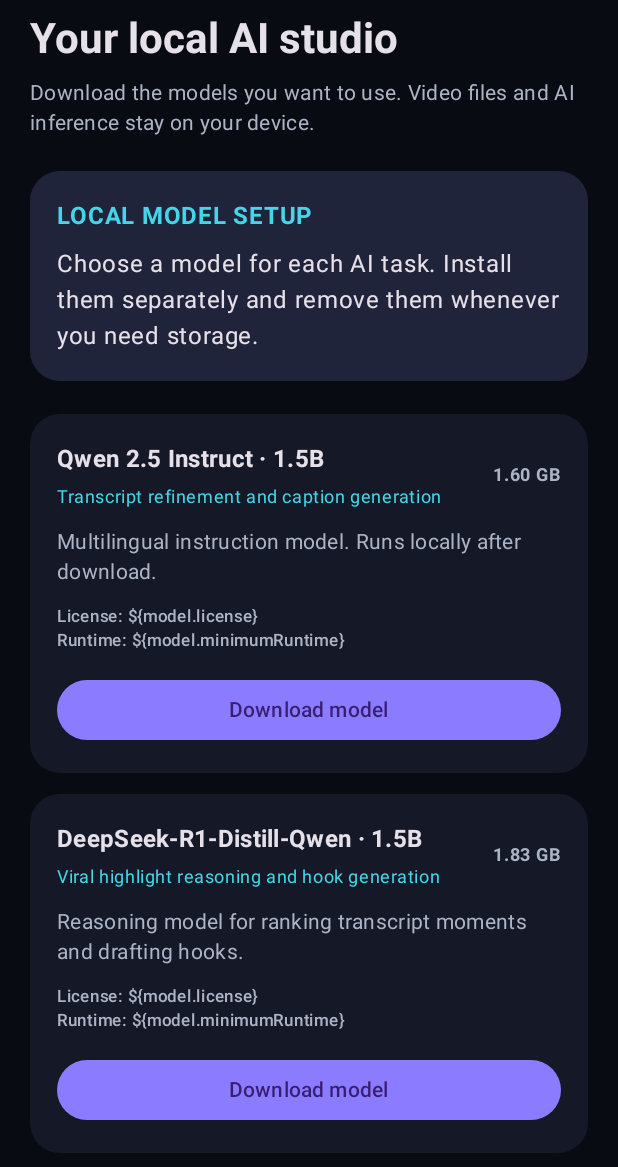
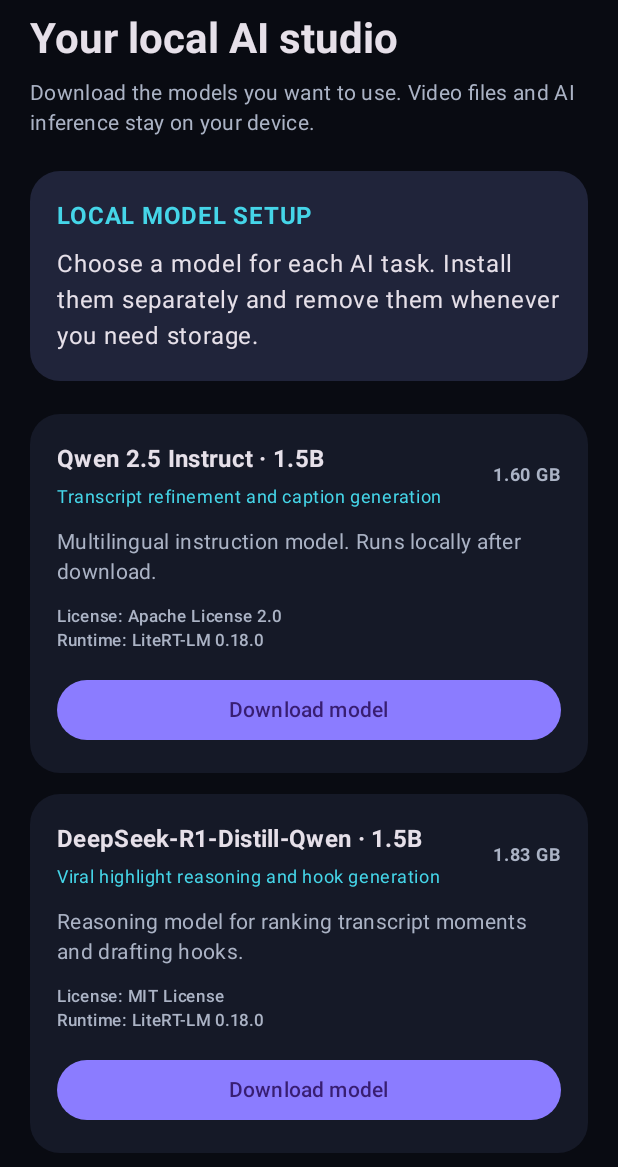
Before and after one commit to fried-brain/ClipVlip, an Android app built with Jetpack Compose: the screen it shows after launch (MainActivity), on a phone screen of 412 x 824 dp, the part 69-1236 px from its top. Run offline under Robolectric (Android 15) with nearby library versions, the phone set to English and light mode, and no system bars.

Commit message:
fix(android): correct model setup UI interpolation

```diff
--- a/android/app/src/main/java/com/friedbrain/clipvlip/MainActivity.kt
+++ b/android/app/src/main/java/com/friedbrain/clipvlip/MainActivity.kt
@@ -203,8 +203,8 @@ private fun ModelCard(
             Spacer(Modifier.height(12.dp))
             Text(model.description, color = Color(0xFFABB3C5), style = MaterialTheme.typography.bodyMedium)
             Spacer(Modifier.height(12.dp))
-            Text("License: \${model.license}", style = MaterialTheme.typography.labelSmall, color = Color(0xFFABB3C5))
-            Text("Runtime: \${model.minimumRuntime}", style = MaterialTheme.typography.labelSmall, color = Color(0xFFABB3C5))
+            Text("License: ${model.license}", style = MaterialTheme.typography.labelSmall, color = Color(0xFFABB3C5))
+            Text("Runtime: ${model.minimumRuntime}", style = MaterialTheme.typography.labelSmall, color = Color(0xFFABB3C5))
             if (downloading) {
                 Spacer(Modifier.height(14.dp))
                 LinearProgressIndicator(
@@ -212,7 +212,7 @@ private fun ModelCard(
                     modifier = Modifier.fillMaxWidth()
                 )
                 Spacer(Modifier.height(5.dp))
-                Text("\${(progress * 100).toInt()}% downloaded", color = Color(0xFFABB3C5), style = MaterialTheme.typography.labelSmall)
+                Text("${(progress * 100).toInt()}% downloaded", color = Color(0xFFABB3C5), style = MaterialTheme.typography.labelSmall)
             }
             if (error != null) {
                 Spacer(Modifier.height(10.dp))
```
